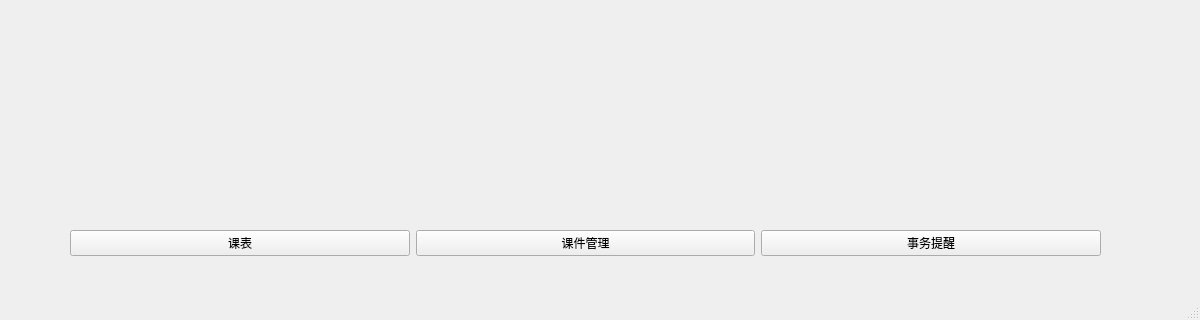
Qt form mainwindow.ui (Ruby-Dream/studysoftware) before a commit; both pictures show x 0 to 1200 and y 480 to 800 of the 1200 by 800 pixel window.
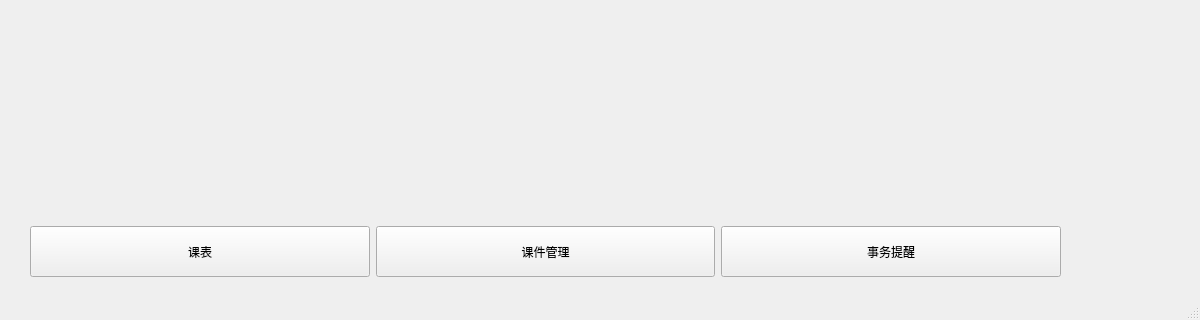
The same form after that commit.

The edit to the form file:
```diff
--- a/mainwindow.ui
+++ b/mainwindow.ui
@@ -26,7 +26,7 @@
       <x>30</x>
       <y>20</y>
       <width>1111</width>
-      <height>671</height>
+      <height>651</height>
      </rect>
     </property>
     <layout class="QGridLayout" name="gridLayout">
@@ -41,32 +41,50 @@
      </item>
     </layout>
    </widget>
-   <widget class="QWidget" name="">
+   <widget class="QWidget" name="layoutWidget">
     <property name="geometry">
      <rect>
-      <x>70</x>
-      <y>710</y>
+      <x>30</x>
+      <y>706</y>
       <width>1031</width>
-      <height>27</height>
+      <height>51</height>
      </rect>
     </property>
     <layout class="QHBoxLayout" name="horizontalLayout">
      <item>
-      <widget class="QPushButton" name="pushButton">
+      <widget class="QPushButton" name="bt_course">
+       <property name="sizePolicy">
+        <sizepolicy hsizetype="Minimum" vsizetype="Minimum">
+         <horstretch>0</horstretch>
+         <verstretch>0</verstretch>
+        </sizepolicy>
+       </property>
        <property name="text">
         <string>课表</string>
        </property>
       </widget>
      </item>
      <item>
-      <widget class="QPushButton" name="pushButton_2">
+      <widget class="QPushButton" name="bt_coursefile">
+       <property name="sizePolicy">
+        <sizepolicy hsizetype="Minimum" vsizetype="Minimum">
+         <horstretch>0</horstretch>
+         <verstretch>0</verstretch>
+        </sizepolicy>
+       </property>
        <property name="text">
         <string>课件管理</string>
        </property>
       </widget>
      </item>
      <item>
-      <widget class="QPushButton" name="pushButton_3">
+      <widget class="QPushButton" name="bt_notice">
+       <property name="sizePolicy">
+        <sizepolicy hsizetype="Minimum" vsizetype="Minimum">
+         <horstretch>0</horstretch>
+         <verstretch>0</verstretch>
+        </sizepolicy>
+       </property>
        <property name="text">
         <string>事务提醒</string>
        </property>
```
